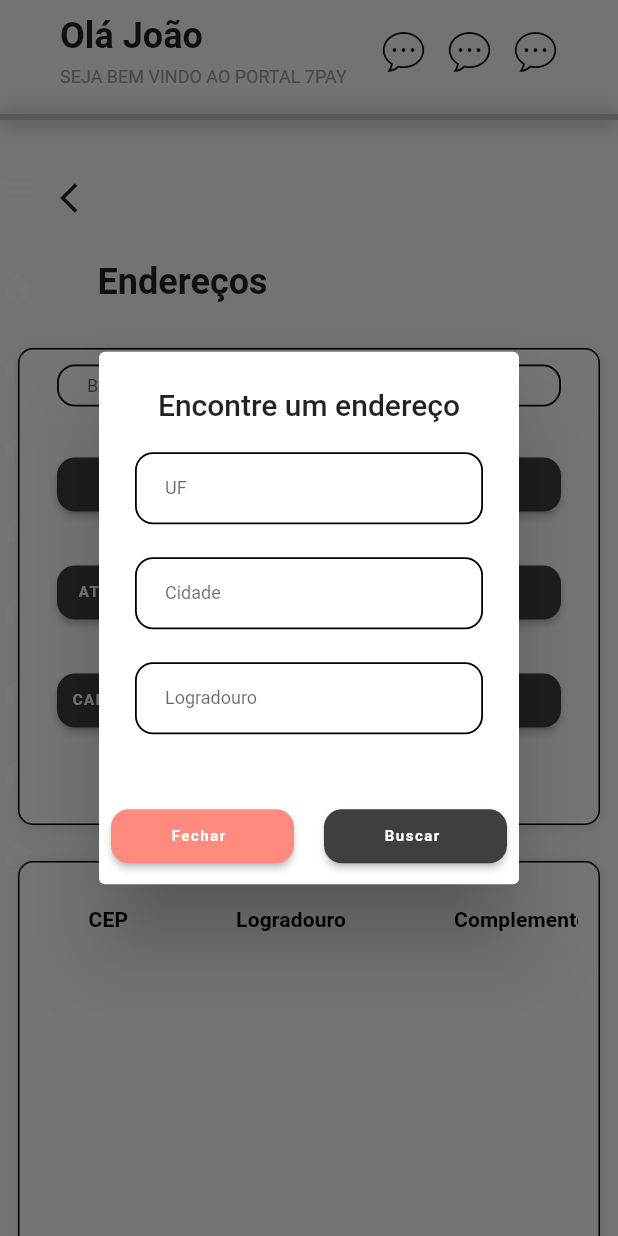
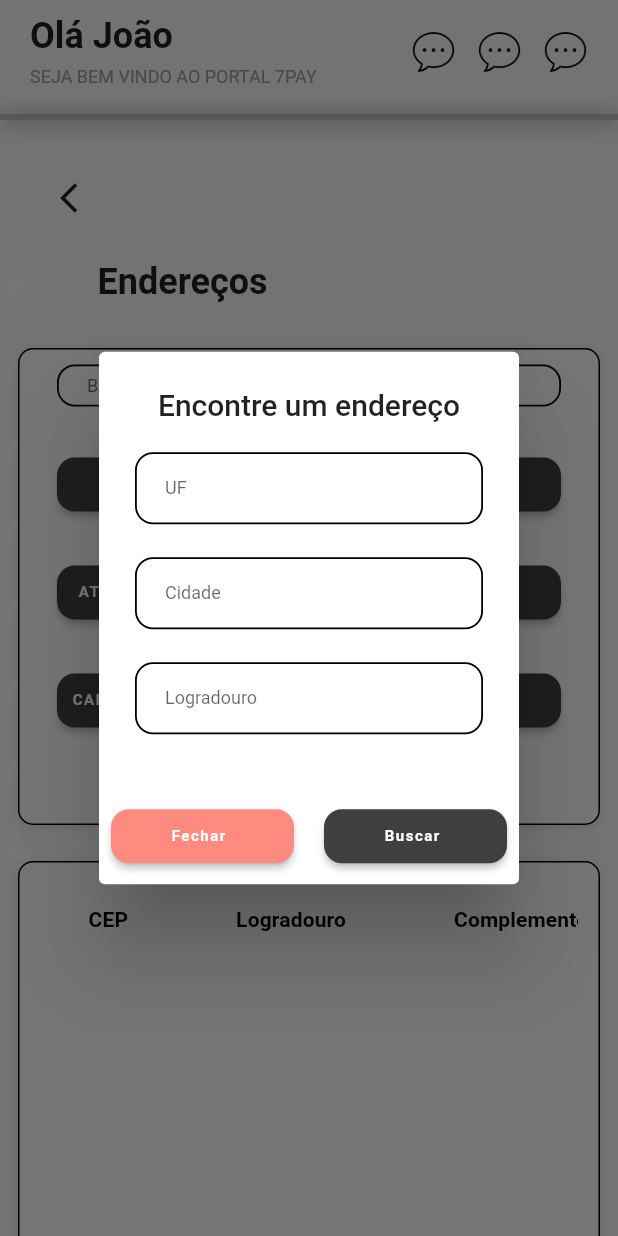
Before and after one commit to mateusluiz/seven_pay, a Flutter app: the screen it shows after launch, on a phone screen of 412 x 824 dp. Run offline on Flutter 3.47's test engine with Material 2 defaults, Android fonts, the phone set to English and light mode, and no system bars; our stand-ins replace dio, get, mask_text_input_formatter.

Commit message:
feat: Adjust menu header to resposive

```diff
--- a/lib/shared/menu/menu.dart
+++ b/lib/shared/menu/menu.dart
@@ -28,7 +28,8 @@ class Menu extends StatelessWidget {
 
     return Row(
       children: [
-        Container(
+        Expanded(
+          child: Container(
             width: isMobile ? 0 : drawerWidth,
             color: AppTheme.darkGrey,
             child: Column(
@@ -183,6 +184,7 @@ class Menu extends StatelessWidget {
               ],
             ),
           ),
+        ),
         Column(
           children: [
             SizedBox(
@@ -191,14 +193,15 @@ class Menu extends StatelessWidget {
               child: Column(
                 children: [
                   Padding(
-                    padding: const EdgeInsets.symmetric(
-                      horizontal: 40,
+                    padding: EdgeInsets.symmetric(
+                      horizontal: isMobile ? 20 : 40,
                       vertical: 10,
                     ),
                     child: Row(
                       mainAxisAlignment: MainAxisAlignment.spaceBetween,
                       children: [
-                        Column(
+                        Expanded(
+                          child: Column(
                             crossAxisAlignment: CrossAxisAlignment.start,
                             children: [
                               Text(
@@ -218,6 +221,7 @@ class Menu extends StatelessWidget {
                                 ),
                               ),
                             ],
+                          ),
                         ),
                         Row(
                           children: [
```
Lines whose indentation alone changed are shown as unchanged.
